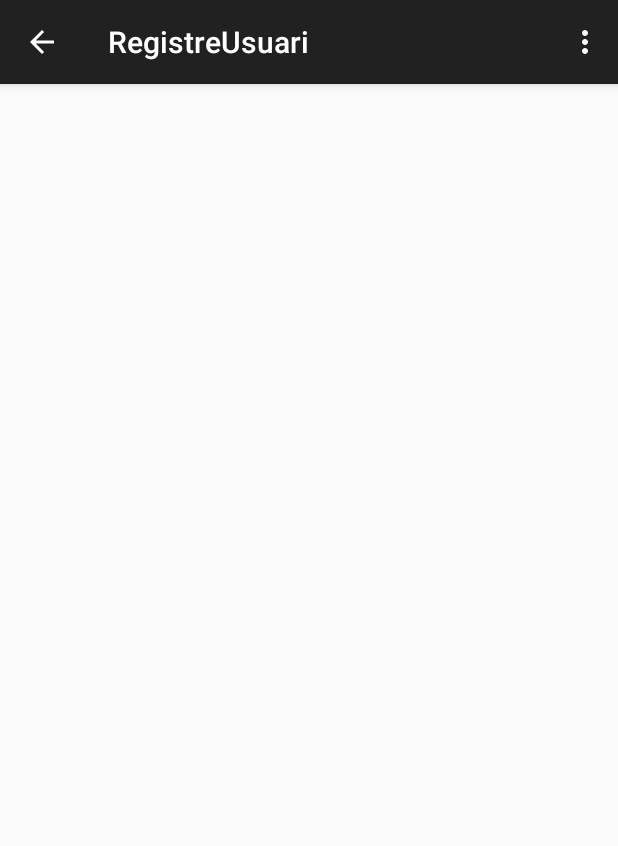
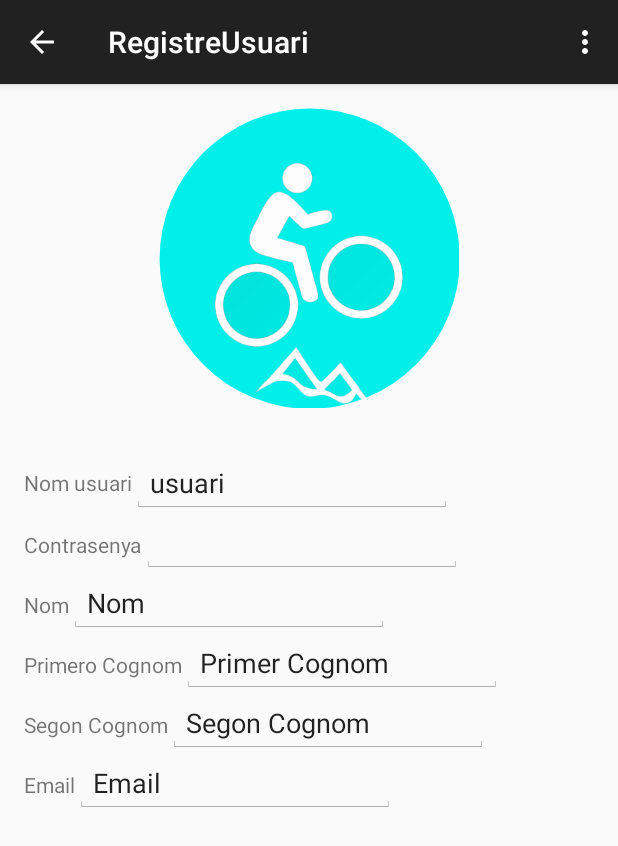
Before and after one commit to frangallart/MTBFreeride, an Android app: the RegistreUsuari screen opened directly, with no data from a screen before it, on a phone screen of 412 x 824 dp. Shown: the top 846 px of the screen. Run offline under Robolectric (Android 15) with nearby library versions, the phone set to English and light mode, and no system bars.

Commit message:
-Feta vista Registre usuari, Falta maquetar. Només camps i ID implementats.

```diff
--- a/app/src/main/java/com/norriors/java/mtbfreeride/Controllers/RegistreUsuari.java
+++ b/app/src/main/java/com/norriors/java/mtbfreeride/Controllers/RegistreUsuari.java
@@ -2,8 +2,10 @@ package com.norriors.java.mtbfreeride.Controllers;
 
 import android.os.Bundle;
 import android.support.v7.app.ActionBarActivity;
+import android.view.Gravity;
 import android.view.Menu;
 import android.view.MenuItem;
+import android.widget.LinearLayout;
 
 import com.norriors.java.mtbfreeride.R;
 
@@ -13,6 +15,7 @@ import com.norriors.java.mtbfreeride.R;
 public class RegistreUsuari extends ActionBarActivity {
 
     private MLRoundedImageView roundedImageView;
+    private LinearLayout linearImage;
 
     @Override
     protected void onCreate(Bundle savedInstanceState) {
@@ -20,6 +23,23 @@ public class RegistreUsuari extends ActionBarActivity {
         setContentView(R.layout.activity_registre_usuari);
 
 
+        //Instanciem el linear de la vista que contindrà la imatge
+         linearImage = (LinearLayout) findViewById(R.id.linearImage);
+
+        //Instanciem un objecte del tipus MLRoundedImageView(Exten de ImageView) que ens permetrà tenir un imageView Rodó
+        roundedImageView = new MLRoundedImageView(this);
+
+
+        //Assignem la imatge al imageView
+        roundedImageView.setImageResource(R.drawable.img_splash_screen);
+
+        //Afegim l'ImageView al Linear
+        linearImage.addView(roundedImageView);
+        //Paràmetres per decidir la mida
+        roundedImageView.getLayoutParams().height = 300;
+        roundedImageView.getLayoutParams().width = 300;
+        //Paràmetre per indicar la gravetat
+        linearImage.setGravity(Gravity.CENTER_HORIZONTAL);
     }
 
 
--- a/app/src/main/res/layout/activity_registre_usuari.xml
+++ b/app/src/main/res/layout/activity_registre_usuari.xml
@@ -8,4 +8,146 @@
     android:orientation="vertical"
     android:weightSum="1">
 
+    <ScrollView
+        android:layout_width="match_parent"
+        android:layout_height="match_parent"
+        android:id="@+id/scrollView" >
+
+        <LinearLayout
+            android:orientation="vertical"
+            android:layout_width="fill_parent"
+            android:layout_height="fill_parent">
+
+            <LinearLayout
+                android:orientation="horizontal"
+                android:layout_width="match_parent"
+                android:layout_height="match_parent"
+                android:layout_gravity="center_horizontal"
+                android:id="@+id/linearImage"></LinearLayout>
+
+            <LinearLayout
+                android:orientation="horizontal"
+                android:layout_width="fill_parent"
+                android:layout_height="fill_parent"
+                android:gravity="center_vertical"
+                android:layout_marginTop="30dp">
+
+                <TextView
+                    android:layout_width="wrap_content"
+                    android:layout_height="wrap_content"
+                    android:text="Nom usuari"
+                    android:id="@+id/txtNomUser" />
+
+                <EditText
+                    android:layout_width="wrap_content"
+                    android:layout_height="wrap_content"
+                    android:inputType="textPersonName"
+                    android:text="usuari"
+                    android:ems="10"
+                    android:id="@+id/editNomUsuari" />
+
+            </LinearLayout>
+
+            <LinearLayout
+                android:orientation="horizontal"
+                android:layout_width="fill_parent"
+                android:layout_height="fill_parent">
+
+                <TextView
+                    android:layout_width="wrap_content"
+                    android:layout_height="wrap_content"
+                    android:text="Contrasenya"
+                    android:id="@+id/txtPass" />
+
+                <EditText
+                    android:layout_width="wrap_content"
+                    android:layout_height="wrap_content"
+                    android:inputType="textPassword"
+                    android:ems="10"
+                    android:id="@+id/editPassword" />
+            </LinearLayout>
+
+            <LinearLayout
+                android:orientation="horizontal"
+                android:layout_width="fill_parent"
+                android:layout_height="fill_parent">
+
+                <TextView
+                    android:layout_width="wrap_content"
+                    android:layout_height="wrap_content"
+                    android:text="Nom"
+                    android:id="@+id/txtNom" />
+
+                <EditText
+                    android:layout_width="wrap_content"
+                    android:layout_height="wrap_content"
+                    android:inputType="textPersonName"
+                    android:text="Nom"
+                    android:ems="10"
+                    android:id="@+id/editNom" />
+            </LinearLayout>
+
+            <LinearLayout
+                android:orientation="horizontal"
+                android:layout_width="fill_parent"
+                android:layout_height="fill_parent">
+
+                <TextView
+                    android:layout_width="wrap_content"
+                    android:layout_height="wrap_content"
+                    android:text="Primero Cognom"
+                    android:id="@+id/txtPrimerCognom" />
+
+                <EditText
+                    android:layout_width="wrap_content"
+                    android:layout_height="wrap_content"
+                    android:inputType="textPersonName"
+                    android:text="Primer Cognom"
+                    android:ems="10"
+                    android:id="@+id/editPrimerCognom" />
+            </LinearLayout>
+
+            <LinearLayout
+                android:orientation="horizontal"
+                android:layout_width="fill_parent"
+                android:layout_height="fill_parent">
+
+                <TextView
+                    android:layout_width="wrap_content"
+                    android:layout_height="wrap_content"
+                    android:text="Segon Cognom"
+                    android:id="@+id/txtSegonCognom" />
+
+                <EditText
+                    android:layout_width="wrap_content"
+                    android:layout_height="wrap_content"
+                    android:inputType="textPersonName"
+                    android:text="Segon Cognom"
+                    android:ems="10"
+                    android:id="@+id/editSegonCognom" />
+            </LinearLayout>
+
+            <LinearLayout
+                android:orientation="horizontal"
+                android:layout_width="fill_parent"
+                android:layout_height="fill_parent">
+
+                <TextView
+                    android:layout_width="wrap_content"
+                    android:layout_height="wrap_content"
+                    android:text="Email"
+                    android:id="@+id/txtEmail" />
+
+                <EditText
+                    android:layout_width="wrap_content"
+                    android:layout_height="wrap_content"
+                    android:inputType="textEmailAddress"
+                    android:ems="10"
+                    android:id="@+id/editEmail"
+                    android:text="Email" />
+            </LinearLayout>
+
+        </LinearLayout>
+    </ScrollView>
+
 </LinearLayout>
```
Also changed, not shown: app/src/main/res/drawable/ic_camera.png (added).
